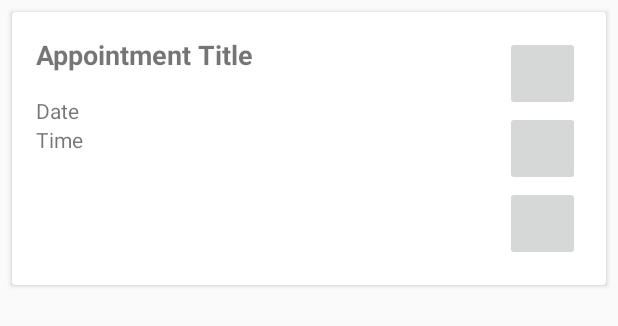
After one commit to leshanLC/Health-Connect, an Android app: the layout appointment_list.xml on its own in the app's theme, with its tools: preview values and no code run, on a phone screen of 412 x 824 dp. The commit adds this screen. Shown: the top 326 px of the screen. Run offline under Robolectric (Android 15) with nearby library versions, the phone set to English and light mode, and no system bars.

Commit message:
appointments ui complete

```diff
--- a/app/src/main/AndroidManifest.xml
+++ b/app/src/main/AndroidManifest.xml
@@ -13,6 +13,9 @@
         android:theme="@style/Theme.HealthConnect"
         tools:targetApi="31">
         <activity
+            android:name=".appointment"
+            android:exported="false" />
+        <activity
             android:name=".MainActivity"
             android:exported="true">
             <intent-filter>
--- /dev/null
+++ b/app/src/main/res/layout/appointment_list.xml
@@ -0,0 +1,71 @@
+<androidx.cardview.widget.CardView xmlns:android="http://schemas.android.com/apk/res/android"
+    android:layout_width="match_parent"
+    android:layout_height="wrap_content"
+    android:layout_margin="8dp"
+    android:elevation="4dp">
+
+    <LinearLayout
+
+        android:padding="16dp"
+        android:layout_width="match_parent"
+        android:layout_height="match_parent"
+        android:orientation="horizontal">
+
+        <LinearLayout
+            android:layout_width="300dp"
+            android:layout_height="150dp"
+            android:gravity="start"
+            android:orientation="vertical">
+
+            <!-- Appointment heading -->
+            <TextView
+                android:id="@+id/txtAppointmentTitle"
+                android:layout_width="match_parent"
+                android:layout_height="40dp"
+                android:text="@string/txtAppointmentTitle"
+                android:textSize="18sp"
+                android:textStyle="bold" />
+
+            <!-- Appointment date -->
+            <TextView
+                android:id="@+id/txtAppointmentDate"
+                android:layout_width="wrap_content"
+                android:layout_height="wrap_content"
+                android:text="@string/txtDate"
+                android:textSize="14sp" />
+
+            <!-- Appointment time -->
+            <TextView
+                android:id="@+id/txtAppointmentTime"
+                android:layout_width="wrap_content"
+                android:layout_height="wrap_content"
+                android:text="@string/txtTime"
+                android:textSize="14sp" />
+        </LinearLayout>
+
+        <LinearLayout
+            android:layout_width="75dp"
+            android:layout_height="wrap_content"
+            android:gravity="center"
+            android:orientation="vertical">
+
+            <ImageButton
+                android:id="@+id/btnViewAppointment"
+                android:layout_width="50dp"
+                android:layout_height="50dp"
+                android:contentDescription="@string/btnViewAppointment" />
+
+            <ImageButton
+                android:id="@+id/btnUpdateAppointment"
+                android:layout_width="50dp"
+                android:layout_height="50dp"
+                android:contentDescription="@string/btnUpdateAppointment" />
+
+            <ImageButton
+                android:id="@+id/btnDeleteAppointment"
+                android:layout_width="50dp"
+                android:layout_height="50dp"
+                android:contentDescription="@string/btnDeleteAppointment" />
+        </LinearLayout>
+    </LinearLayout>
+</androidx.cardview.widget.CardView>
--- a/app/src/main/res/values-night/themes.xml
+++ b/app/src/main/res/values-night/themes.xml
@@ -1,6 +1,6 @@
 <resources xmlns:tools="http://schemas.android.com/tools">
     <!-- Base application theme. -->
-    <style name="Base.Theme.HealthConnect" parent="Theme.Material3.DayNight.NoActionBar">
+    <style name="Base.Theme.HealthConnect" parent="Theme.AppCompat.Light.NoActionBar">
         <!-- Customize your dark theme here. -->
         <!-- <item name="colorPrimary">@color/my_dark_primary</item> -->
     </style>
--- a/app/src/main/res/values/strings.xml
+++ b/app/src/main/res/values/strings.xml
@@ -1,3 +1,20 @@
 <resources>
+    //For the appointment page
     <string name="app_name">Health Connect</string>
+    <string name="txtAppointmentHeading">Appointments</string>
+    <string name="txtSearchAppointment">Search an appointment</string>
+    <string name="txtAppointmentTitle">Appointment Title</string>
+    <string name="btnViewAppointment">View</string>
+    <string name="btnUpdateAppointment">Update</string>
+    <string name="btnDeleteAppointment">Delete</string>
+    <string name="btnAddAppointment">+</string>
+    <string name="txtAppointmentID">Appointment ID</string>
+    <string name="txtPatientName">Patient Name</string>
+    <string name="txtPatientDOB">DOB</string>">
+    <string name="txtDoctorName">Doctor Name</string>
+    <string name="txtDate">Date</string>
+    <string name="txtTime">Time</string>
+    <string name="txtAppointmentReason">Reason</string>
+
+
 </resources>
--- a/app/src/main/res/values/themes.xml
+++ b/app/src/main/res/values/themes.xml
@@ -1,6 +1,6 @@
 <resources xmlns:tools="http://schemas.android.com/tools">
     <!-- Base application theme. -->
-    <style name="Base.Theme.HealthConnect" parent="Theme.Material3.DayNight.NoActionBar">
+    <style name="Base.Theme.HealthConnect" parent="Theme.AppCompat.Light.NoActionBar">
         <!-- Customize your light theme here. -->
         <!-- <item name="colorPrimary">@color/my_light_primary</item> -->
     </style>
```
Also changed, not shown: app/src/main/java/com/example/healthconnect/appointment.java (added, +20 -0 lines), app/src/main/res/layout/activity_appointment.xml (added, +57 -0 lines), 2 other files.
